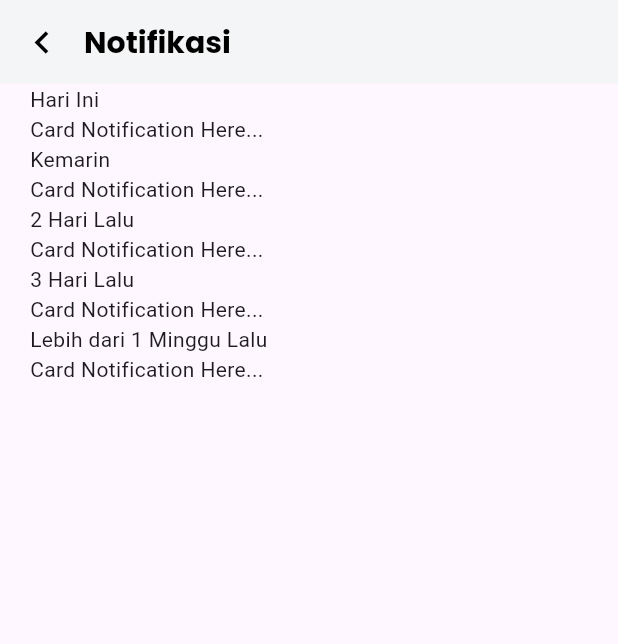
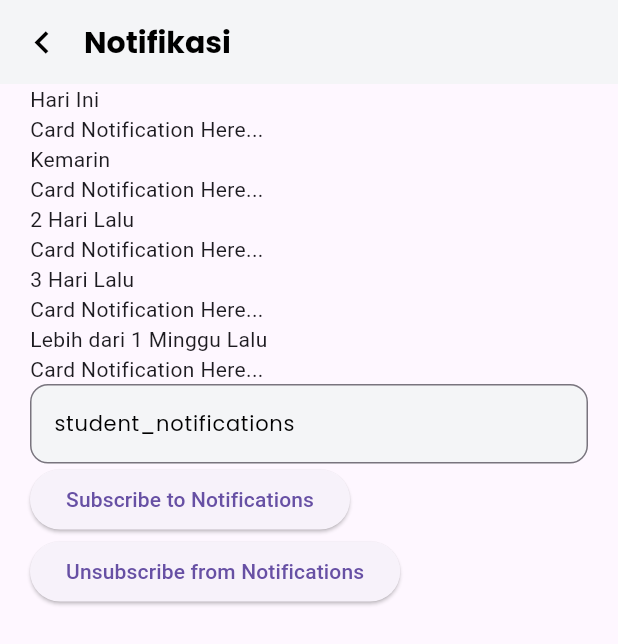
Before and after one commit to southampere28/smart_attendance_qr, a Flutter app: the NotificationStudentPage screen opened by its route, on a phone screen of 412 x 824 dp. Shown: the top 644 px of the screen. Run offline on Flutter 3.47's test engine with Material 3 defaults, Android fonts, the phone set to English and light mode, and no system bars; our stand-ins replace firebase_core, firebase_messaging, fl_chart, flutter_screenutil, flutter_secure_storage, flutter_svg and 10 more; missing offline and left inert: app_settings, dart:ffi, mobile_scanner; accounts and stored records are empty.

Commit message:
feat: add testing topic subscribe notification in student role

```diff
--- a/lib/feature_student/notification/presentation/notification_student_controller.dart
+++ b/lib/feature_student/notification/presentation/notification_student_controller.dart
@@ -1,6 +1,16 @@
+import 'package:absensi_qr/features/others/main_controller.dart';
+import 'package:firebase_messaging/firebase_messaging.dart';
+import 'package:flutter/widgets.dart';
+import 'package:fluttertoast/fluttertoast.dart';
 import 'package:get/get.dart';
 
 class NotificationStudentController extends GetxController {
+
+  // service controller
+  final MainController mainController = Get.find<MainController>();
+
+  // testing field for topic name
+  final TextEditingController topicController = TextEditingController(text: 'student_notifications');
 
   @override
   void onInit() {
--- a/lib/feature_student/notification/presentation/notification_student_page.dart
+++ b/lib/feature_student/notification/presentation/notification_student_page.dart
@@ -1,6 +1,7 @@
 import 'package:absensi_qr/constant/app_color.dart';
 import 'package:absensi_qr/constant/app_font_style.dart';
 import 'package:absensi_qr/feature_student/notification/presentation/notification_student_controller.dart';
+import 'package:absensi_qr/features/widgets/textfield_input_widget.dart';
 import 'package:flutter/material.dart';
 import 'package:get/get.dart';
 
@@ -45,6 +46,29 @@ class NotificationStudentPage extends StatelessWidget {
               Text('Card Notification Here...'),
               Text('Lebih dari 1 Minggu Lalu'),
               Text('Card Notification Here...'),
+
+              // field for testing topic name
+              TextfieldInputWidget(
+                  controller: controller.topicController,
+                  hintTxt: 'Enter topic name',
+                  keyboardType: TextInputType.text),
+
+              // subscribe and unsubsribe button for testing
+              ElevatedButton(
+                onPressed: () {
+                  controller.mainController.subscribeToNotifications(
+                      controller.topicController.text);
+                },
+                child: Text('Subscribe to Notifications'),
+              ),
+
+              ElevatedButton(
+                onPressed: () {
+                  controller.mainController.unsubscribeFromNotifications(
+                      controller.topicController.text);
+                },
+                child: Text('Unsubscribe from Notifications'),
+              )
             ],
           ),
         ),
```
